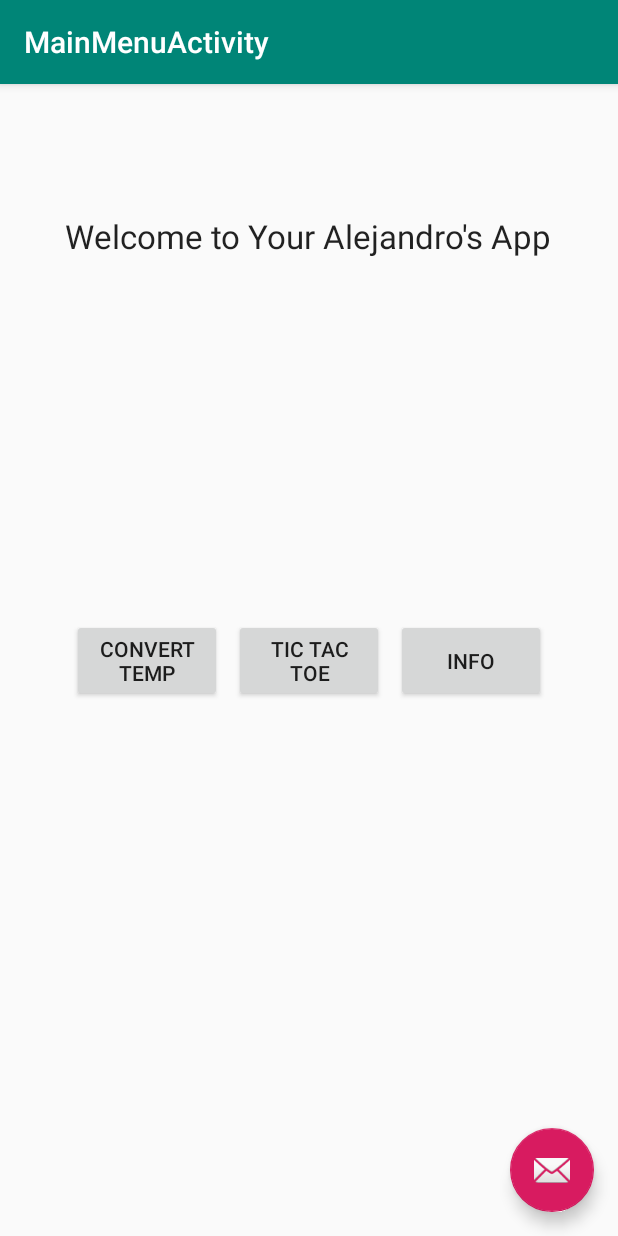
After one commit to abiancu/IntroAndroidApp, an Android app: the MainMenuActivity screen opened directly, with no data from a screen before it, on a phone screen of 412 x 824 dp. The commit adds this screen. Run offline under Robolectric (Android 15) with nearby library versions, the phone set to English and light mode, and no system bars.

Commit message:
new activity with button menu

```diff
--- a/app/src/main/AndroidManifest.xml
+++ b/app/src/main/AndroidManifest.xml
@@ -5,12 +5,17 @@
 
     <application
         android:allowBackup="true"
+        android:fullBackupContent="true"
         android:icon="@mipmap/ic_launcher"
         android:label="@string/app_name"
         android:roundIcon="@mipmap/ic_launcher_round"
         android:supportsRtl="true"
         android:theme="@style/AppTheme"
         tools:ignore="GoogleAppIndexingWarning">
+        <activity
+            android:name=".MainMenuActivity"
+            android:label="@string/title_activity_main_menu"
+            android:theme="@style/AppTheme.NoActionBar" />
         <activity
             android:name=".WeatherActivity"
             android:label="@string/app_name"
--- /dev/null
+++ b/app/src/main/java/com/example/introandroidapp/MainMenuActivity.java
@@ -0,0 +1,32 @@
+package com.example.introandroidapp;
+
+import android.os.Bundle;
+
+import com.google.android.material.floatingactionbutton.FloatingActionButton;
+import com.google.android.material.snackbar.Snackbar;
+
+import androidx.appcompat.app.AppCompatActivity;
+import androidx.appcompat.widget.Toolbar;
+
+import android.view.View;
+
+public class MainMenuActivity extends AppCompatActivity {
+
+    @Override
+    protected void onCreate(Bundle savedInstanceState) {
+        super.onCreate(savedInstanceState);
+        setContentView(R.layout.activity_main_menu);
+        Toolbar toolbar = findViewById(R.id.toolbar);
+        setSupportActionBar(toolbar);
+
+        FloatingActionButton fab = findViewById(R.id.fab);
+        fab.setOnClickListener(new View.OnClickListener() {
+            @Override
+            public void onClick(View view) {
+                Snackbar.make(view, "Replace with your own action", Snackbar.LENGTH_LONG)
+                        .setAction("Action", null).show();
+            }
+        });
+    }
+
+}
--- /dev/null
+++ b/app/src/main/res/layout/activity_main_menu.xml
@@ -0,0 +1,33 @@
+<?xml version="1.0" encoding="utf-8"?>
+<androidx.coordinatorlayout.widget.CoordinatorLayout xmlns:android="http://schemas.android.com/apk/res/android"
+    xmlns:app="http://schemas.android.com/apk/res-auto"
+    xmlns:tools="http://schemas.android.com/tools"
+    android:layout_width="match_parent"
+    android:layout_height="match_parent"
+    tools:context=".MainMenuActivity">
+
+    <com.google.android.material.appbar.AppBarLayout
+        android:layout_width="match_parent"
+        android:layout_height="wrap_content"
+        android:theme="@style/AppTheme.AppBarOverlay">
+
+        <androidx.appcompat.widget.Toolbar
+            android:id="@+id/toolbar"
+            android:layout_width="match_parent"
+            android:layout_height="?attr/actionBarSize"
+            android:background="?attr/colorPrimary"
+            app:popupTheme="@style/AppTheme.PopupOverlay" />
+
+    </com.google.android.material.appbar.AppBarLayout>
+
+    <include layout="@layout/content_main_menu" />
+
+    <com.google.android.material.floatingactionbutton.FloatingActionButton
+        android:id="@+id/fab"
+        android:layout_width="wrap_content"
+        android:layout_height="wrap_content"
+        android:layout_gravity="bottom|end"
+        android:layout_margin="@dimen/fab_margin"
+        app:srcCompat="@android:drawable/ic_dialog_email" />
+
+</androidx.coordinatorlayout.widget.CoordinatorLayout>
--- /dev/null
+++ b/app/src/main/res/layout/content_main_menu.xml
@@ -0,0 +1,72 @@
+<?xml version="1.0" encoding="utf-8"?>
+<androidx.constraintlayout.widget.ConstraintLayout xmlns:android="http://schemas.android.com/apk/res/android"
+    xmlns:app="http://schemas.android.com/apk/res-auto"
+    xmlns:tools="http://schemas.android.com/tools"
+    android:layout_width="match_parent"
+    android:layout_height="match_parent"
+    app:layout_behavior="@string/appbar_scrolling_view_behavior"
+    tools:context=".MainMenuActivity"
+    tools:showIn="@layout/activity_main_menu">
+
+
+    <TextView
+        android:id="@+id/lblWelcome"
+        android:layout_width="wrap_content"
+        android:layout_height="wrap_content"
+        android:layout_alignParentTop="true"
+        android:layout_marginStart="40dp"
+        android:layout_marginTop="40dp"
+        android:layout_marginEnd="41dp"
+        android:layout_marginBottom="605dp"
+        android:gravity="center_horizontal"
+        android:text="@string/Welcome"
+        android:textAppearance="?android:attr/textAppearanceLarge"
+        app:layout_constraintBottom_toBottomOf="parent"
+        app:layout_constraintEnd_toEndOf="parent"
+        app:layout_constraintStart_toStartOf="parent"
+        app:layout_constraintTop_toTopOf="parent" />
+
+    <GridLayout
+        android:layout_width="wrap_content"
+        android:layout_height="wrap_content"
+        android:layout_centerVertical="true"
+        android:layout_centerHorizontal="true"
+        android:orientation="horizontal"
+        android:columnCount="3"
+        android:rowCount="2"
+        android:useDefaultMargins="true"
+        app:layout_constraintBottom_toBottomOf="parent"
+        app:layout_constraintLeft_toLeftOf="parent"
+        app:layout_constraintTop_toTopOf="parent"
+        app:layout_constraintRight_toRightOf="parent">
+
+        <Button
+            android:id="@+id/btnWeather"
+            android:layout_width="100dp"
+            android:layout_height="wrap_content"
+            android:layout_column="0"
+            android:layout_gravity="center|fill"
+            android:layout_row="0"
+            android:text="@string/goWeather" />
+
+        <Button
+            android:id="@+id/btnTicTacToe"
+            android:layout_width="100dp"
+            android:layout_height="wrap_content"
+            android:layout_column="1"
+            android:layout_gravity="center|fill"
+            android:layout_row="0"
+            android:text="@string/goTicTacToe" />
+
+        <Button
+            android:id="@+id/btnInfo"
+            android:layout_width="100dp"
+            android:layout_height="wrap_content"
+            android:layout_column="2"
+            android:layout_gravity="center|fill"
+            android:layout_row="0"
+            android:text="@string/goInfo" />
+    </GridLayout>
+
+
+</androidx.constraintlayout.widget.ConstraintLayout>
--- a/app/src/main/res/values/strings.xml
+++ b/app/src/main/res/values/strings.xml
@@ -11,5 +11,14 @@
     <string name="convert">Convert</string>
     <string name="hint">Type Here</string>
     <string name="enterTemp">Please enter the temperature and select the correct units then press Convert:</string>
+    <string name="title_activity_main_menu">MainMenuActivity</string>
+    <string name="Welcome">Welcome to Your Alejandro\'s App</string>
+    <string name="goWeather">Convert\nTemp</string>
+    <string name="goTicTacToe">Tic Tac Toe</string>
+    <string name="goInfo">Info</string>
+    <string name="goMusic">Favorite\nSong</string>
+    <string name="goTakePic">Take\nPicture</string>
+    <string name="goDraw">My\nDrawing</string>
+
 
 </resources>
```
